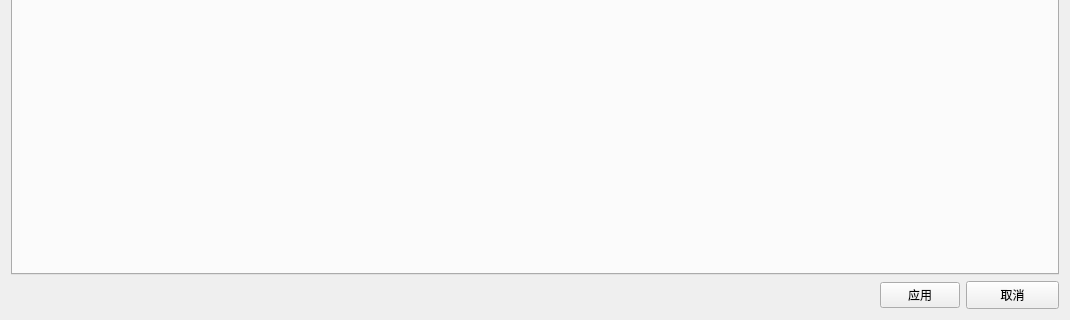
The window that src/DataVisualization/ConfigWidget.ui (BeQuiet1228/FreeCAD) describes before a commit, drawn with Qt 5; both pictures show x 0 to 1070 and y 521 to 841 of the 1070 by 841 pixel window.
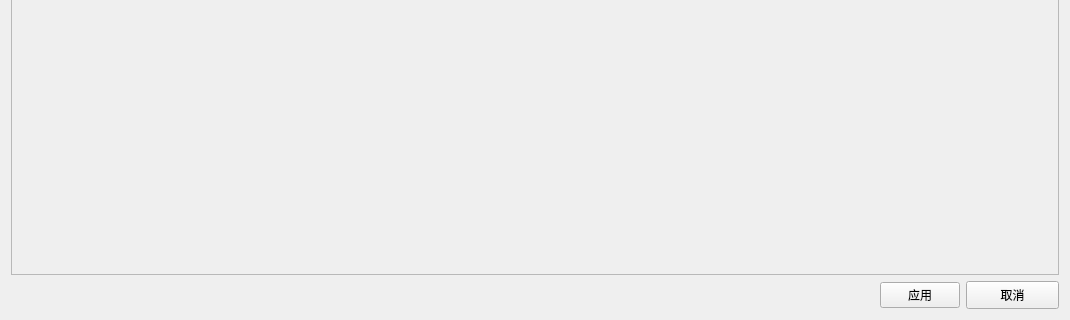
The same window after the commit.

```diff
--- a/src/DataVisualization/ConfigWidget.ui
+++ b/src/DataVisualization/ConfigWidget.ui
@@ -16,7 +16,24 @@
   <property name="styleSheet">
    <string notr="true">border-color: rgb(0, 0, 0);</string>
   </property>
-  <layout class="QGridLayout" name="gridLayout_13">
+  <layout class="QGridLayout" name="gridLayout">
+   <item row="0" column="0">
+    <widget class="QScrollArea" name="scrollArea">
+     <property name="widgetResizable">
+      <bool>true</bool>
+     </property>
+     <widget class="QWidget" name="mTab">
+      <property name="geometry">
+       <rect>
+        <x>0</x>
+        <y>0</y>
+        <width>1050</width>
+        <height>785</height>
+       </rect>
+      </property>
+     </widget>
+    </widget>
+   </item>
    <item row="1" column="0">
     <layout class="QHBoxLayout" name="horizontalLayout">
      <item>
@@ -60,19 +77,6 @@
      </item>
     </layout>
    </item>
-   <item row="0" column="0">
-    <widget class="QTabWidget" name="mTab">
-     <property name="tabPosition">
-      <enum>QTabWidget::West</enum>
-     </property>
-     <property name="tabShape">
-      <enum>QTabWidget::Triangular</enum>
-     </property>
-     <property name="currentIndex">
-      <number>-1</number>
-     </property>
-    </widget>
-   </item>
   </layout>
  </widget>
  <resources/>
```
